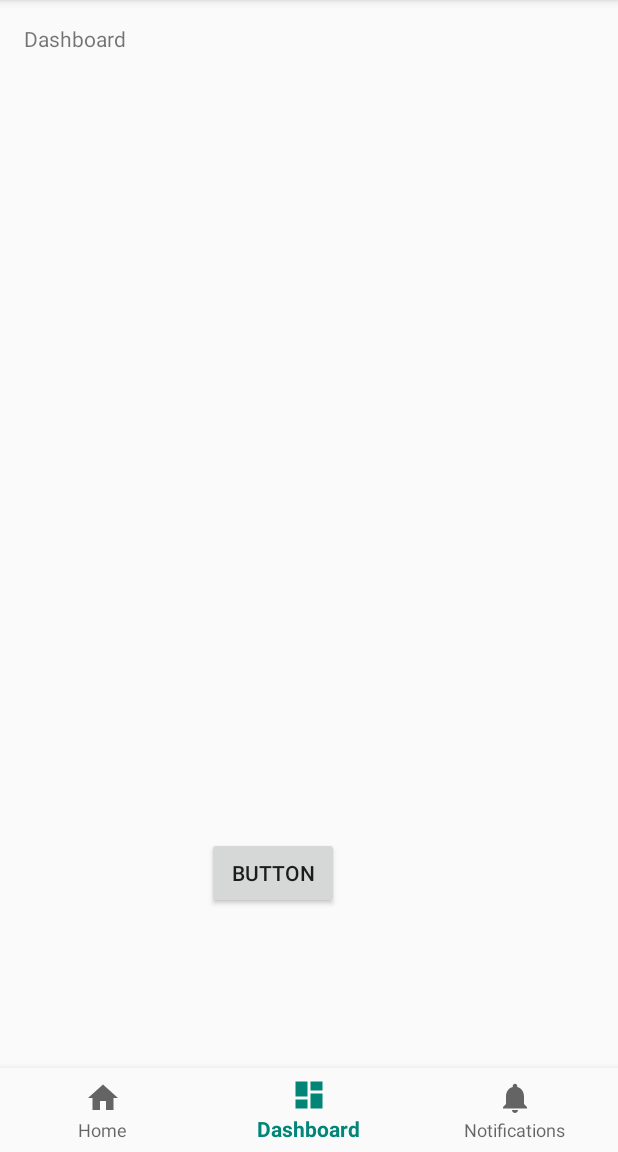
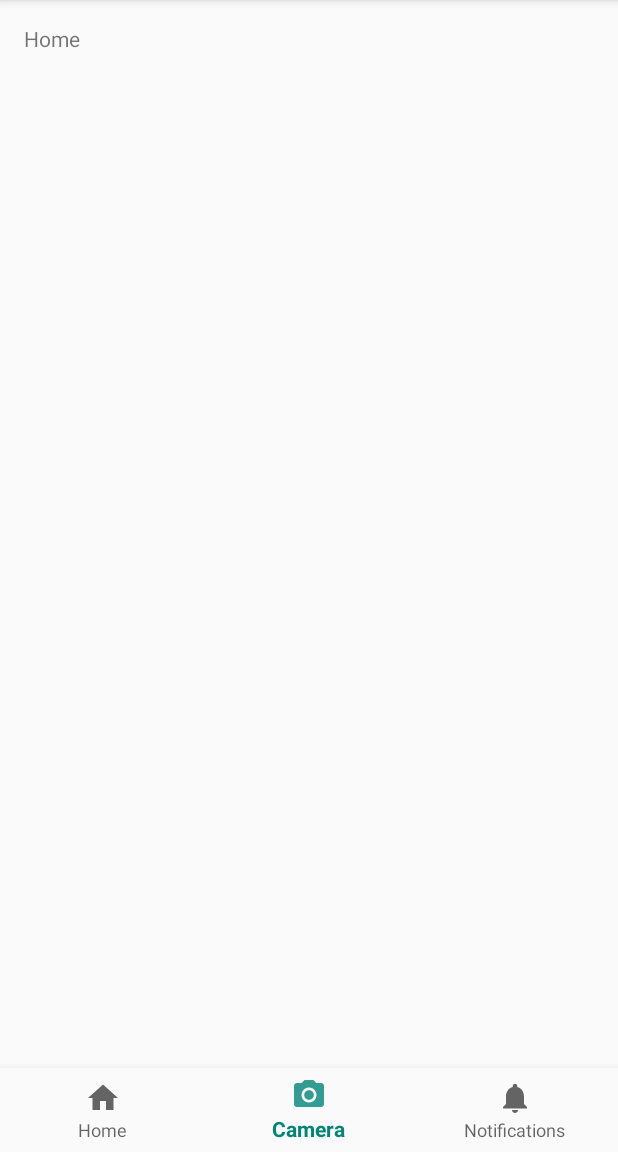
Before and after one commit to michael1zumi/ECE496_Book_Review, an Android app: the screen it shows after launch (MainActivity), item 2 of the bottom bar chosen, on a phone screen of 412 x 824 dp, the part 84-1236 px from its top. Run offline under Robolectric (Android 15) with nearby library versions, the phone set to English and light mode, and no system bars; libraries missing offline, so code that uses them is left out: com.googlecode.tesseract.

Commit message:
bottom navibar

```diff
--- a/tess_v5/app/src/main/java/com/tess/scarlett/tess_v5/MainActivity.java
+++ b/tess_v5/app/src/main/java/com/tess/scarlett/tess_v5/MainActivity.java
@@ -50,8 +50,8 @@ public class MainActivity extends AppCompatActivity {
                 case R.id.navigation_home:
                     mTextMessage.setText(R.string.title_home);
                     return true;
-                case R.id.navigation_dashboard:
-                    mTextMessage.setText(R.string.title_dashboard);
+                case R.id.navigation_camera:
+                    startCameraActivity();
                     return true;
                 case R.id.navigation_notifications:
                     mTextMessage.setText(R.string.title_notifications);
@@ -67,16 +67,9 @@ public class MainActivity extends AppCompatActivity {
         setContentView(R.layout.activity_main);
 
         mTextMessage = (TextView) findViewById(R.id.message);
+
         BottomNavigationView navigation = (BottomNavigationView) findViewById(R.id.navigation);
         navigation.setOnNavigationItemSelectedListener(mOnNavigationItemSelectedListener);
-
-        final Button button = findViewById(R.id.button_cam);
-        button.setOnClickListener(new View.OnClickListener(){
-            @Override
-            public void onClick(View c){
-                startCameraActivity();
-            }
-        });
     }
 
 
--- a/tess_v5/app/src/main/res/layout/activity_main.xml
+++ b/tess_v5/app/src/main/res/layout/activity_main.xml
@@ -27,14 +27,4 @@
         app:layout_constraintRight_toRightOf="parent"
         app:menu="@menu/navigation" />
 
-    <Button
-        android:id="@+id/button_cam"
-        android:layout_width="wrap_content"
-        android:layout_height="wrap_content"
-        android:layout_marginStart="138dp"
-        android:layout_marginBottom="162dp"
-        android:text="Button"
-        app:layout_constraintBottom_toBottomOf="parent"
-        app:layout_constraintStart_toStartOf="parent" />
-
 </android.support.constraint.ConstraintLayout>
--- a/tess_v5/app/src/main/res/menu/navigation.xml
+++ b/tess_v5/app/src/main/res/menu/navigation.xml
@@ -1,5 +1,5 @@
 <?xml version="1.0" encoding="utf-8"?>
-<menu xmlns:android="http://schemas.android.com/apk/res/android">
+<menu xmlns:android="http://schemas.android.com/apk/res/android" >
 
     <item
         android:id="@+id/navigation_home"
@@ -7,9 +7,9 @@
         android:title="@string/title_home" />
 
     <item
-        android:id="@+id/navigation_dashboard"
-        android:icon="@drawable/ic_dashboard_black_24dp"
-        android:title="@string/title_dashboard" />
+        android:id="@+id/navigation_camera"
+        android:icon="@drawable/ic_camera"
+        android:title="@string/title_camera" />
 
     <item
         android:id="@+id/navigation_notifications"
--- a/tess_v5/app/src/main/res/values/colors.xml
+++ b/tess_v5/app/src/main/res/values/colors.xml
@@ -3,4 +3,5 @@
     <color name="colorPrimary">#008577</color>
     <color name="colorPrimaryDark">#00574B</color>
     <color name="colorAccent">#D81B60</color>
+    <color name="colorNavi">#96061a</color>
 </resources>
--- a/tess_v5/app/src/main/res/values/strings.xml
+++ b/tess_v5/app/src/main/res/values/strings.xml
@@ -3,4 +3,5 @@
     <string name="title_home">Home</string>
     <string name="title_dashboard">Dashboard</string>
     <string name="title_notifications">Notifications</string>
+    <string name="title_camera">Camera</string>
 </resources>
--- a/tess_v5/app/src/main/res/values/styles.xml
+++ b/tess_v5/app/src/main/res/values/styles.xml
@@ -8,4 +8,8 @@
         <item name="colorAccent">@color/colorAccent</item>
     </style>
 
+    <style name="navigationBar" parent="Theme.AppCompat.Light">
+        <item name="android:background">@color/colorNavi</item>
+    </style>
+
 </resources>
```
Also changed, not shown: tess_v5/app/src/main/res/drawable-hdpi/ic_camera.png (added), tess_v5/app/src/main/res/drawable-mdpi/ic_camera.png (added), tess_v5/app/src/main/res/drawable-xhdpi/ic_camera.png (added), tess_v5/app/src/main/res/drawable-xxhdpi/ic_camera.png (added), tess_v5/app/src/main/res/drawable-xxxhdpi/ic_camera.png (added), 1 other file.
